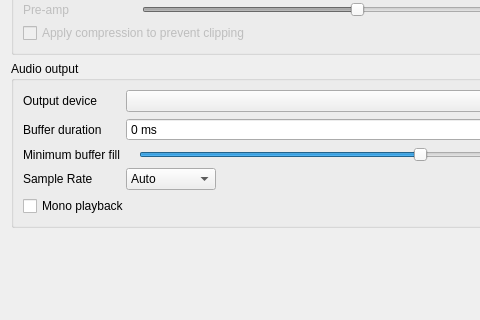
Qt form src/ui/playbacksettingspage.ui (clementine-player/Clementine) before a commit; both pictures show x 0 to 480 and y 347 to 667 of the 596 by 667 pixel window.
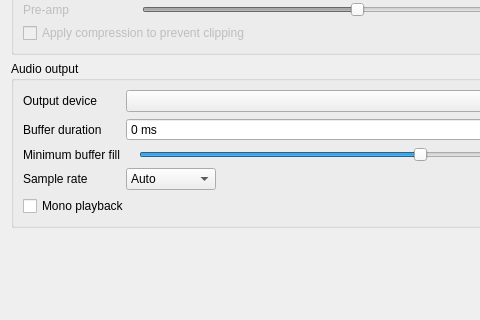
The same form after that commit. Custom widgets are drawn as their Qt base class.

Commit message: Use lower case, like everywhere else on this page: this is more coherent, and also, we then have only one string to translate

Diff of the .ui file:
```diff
--- a/src/ui/playbacksettingspage.ui
+++ b/src/ui/playbacksettingspage.ui
@@ -343,7 +343,7 @@
       <item row="3" column="0">
        <widget class="QLabel" name="sample_rate_label">
         <property name="text">
-         <string>Sample Rate</string>
+         <string>Sample rate</string>
         </property>
        </widget>
       </item>
```
